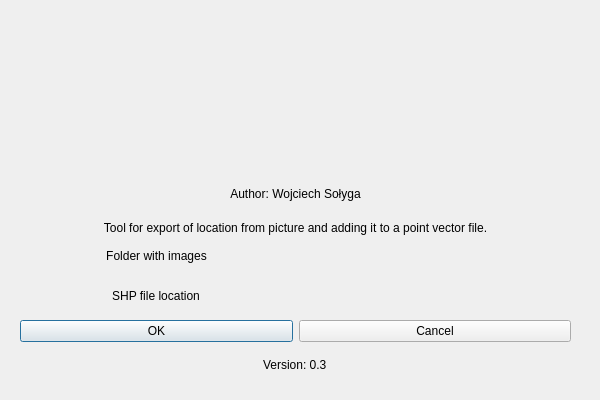
This is photo_link_dialog_base.ui in wojtek19022/Photos_linker as Qt 5 draws it before an edit. The edited form follows.
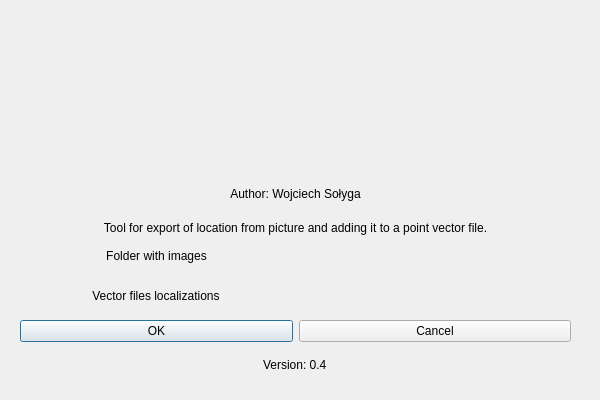
This is the edited form. Icons and pictures are not drawn. Custom widgets are drawn as their Qt base class.

What changed in the file:
```diff
--- a/photo_link_dialog_base.ui
+++ b/photo_link_dialog_base.ui
@@ -108,7 +108,7 @@
       <item alignment="Qt::AlignHCenter">
        <widget class="QLabel" name="label_6">
         <property name="text">
-         <string>Version: 0.3</string>
+         <string>Version: 0.4</string>
         </property>
        </widget>
       </item>
@@ -176,7 +176,7 @@
       <item alignment="Qt::AlignHCenter|Qt::AlignVCenter">
        <widget class="QLabel" name="label_3">
         <property name="text">
-         <string>SHP file location</string>
+         <string>Vector files localizations</string>
         </property>
         <property name="alignment">
          <set>Qt::AlignCenter</set>
```
